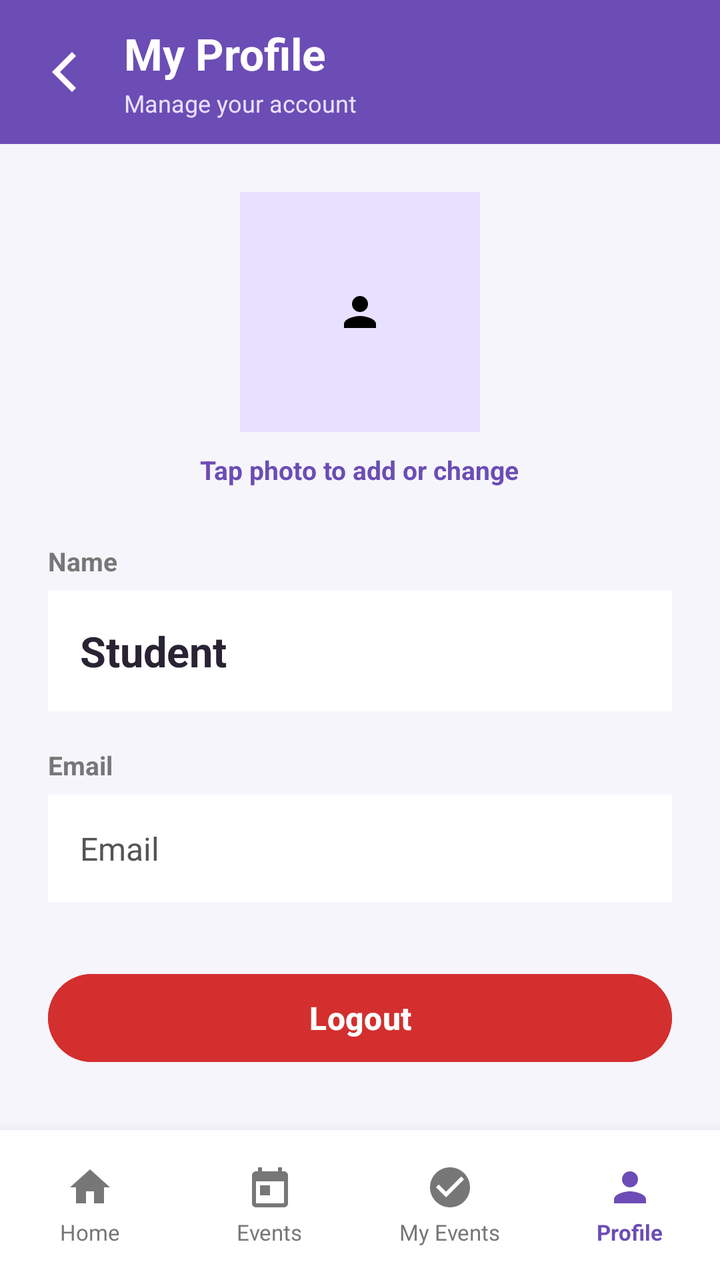
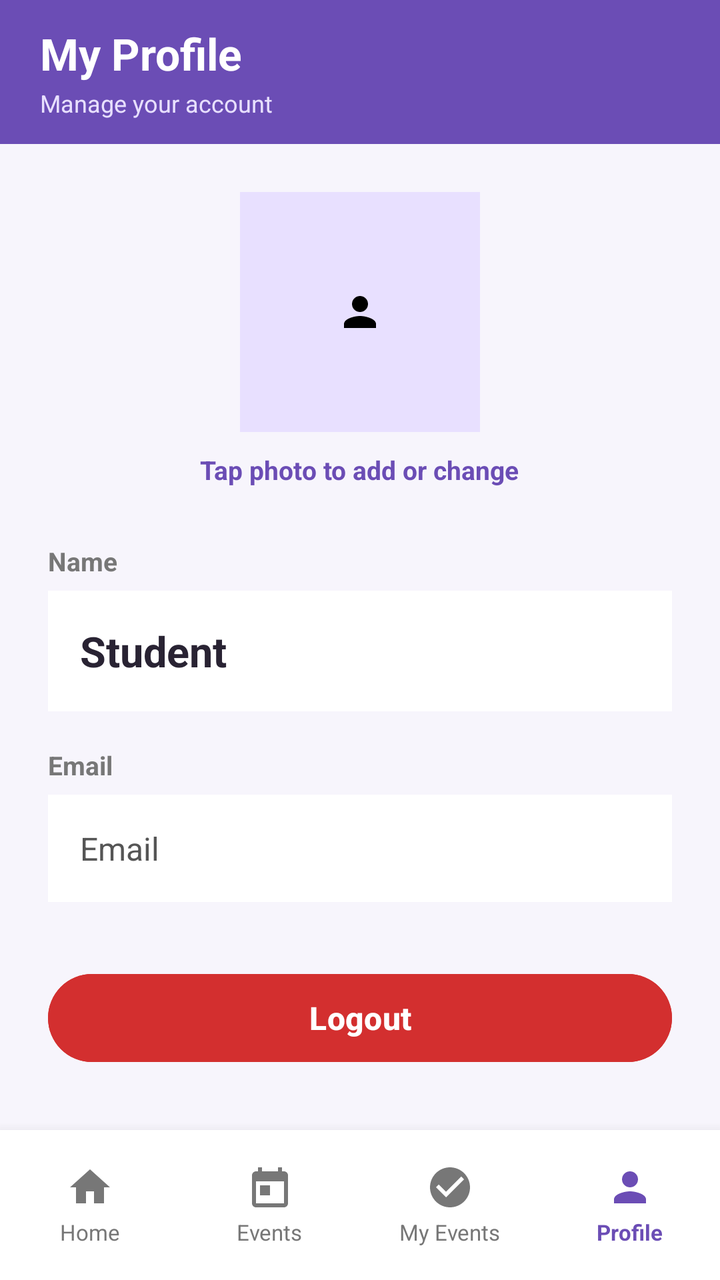

The first picture is an Android layout as it rendered before a commit; the second is the same layout after the commit. The layout source and the unified diff follow.
<!-- AndroidManifest.xml: application theme Theme.CollegeEventManagement -->
<!-- res/layout/activity_profile.xml -->
<?xml version="1.0" encoding="utf-8"?>
<LinearLayout
    xmlns:android="http://schemas.android.com/apk/res/android"
    xmlns:app="http://schemas.android.com/apk/res-auto"

    android:layout_width="match_parent"
    android:layout_height="match_parent"

    android:orientation="vertical"
    android:background="#F7F5FC">


    
    
    

    <LinearLayout
        android:layout_width="match_parent"
        android:layout_height="72dp"

        android:orientation="horizontal"
        android:gravity="center_vertical"

        android:background="#6B4DB5"

        android:paddingStart="8dp"
        android:paddingEnd="12dp">


        <ImageButton
            android:id="@+id/backButton"

            android:layout_width="48dp"
            android:layout_height="48dp"

            android:background="@android:color/transparent"

            android:src="@drawable/ic_arrow_back"

            app:tint="@android:color/white"

            android:contentDescription="Back"

            android:clickable="true"
            android:focusable="true"

            android:padding="10dp" />


        <LinearLayout
            android:layout_width="0dp"
            android:layout_height="wrap_content"

            android:layout_weight="1"

            android:orientation="vertical"

            android:paddingStart="6dp">


            <TextView
                android:layout_width="wrap_content"
                android:layout_height="wrap_content"

                android:text="My Profile"

                android:textColor="@android:color/white"

                android:textSize="22sp"

                android:textStyle="bold" />


            <TextView
                android:layout_width="wrap_content"
                android:layout_height="wrap_content"

                android:text="Manage your account"

                android:textColor="#E8E0FF"

                android:textSize="12sp"

                android:layout_marginTop="2dp" />

        </LinearLayout>

    </LinearLayout>


    
    
    

    <ScrollView
        android:layout_width="match_parent"

        android:layout_height="0dp"

        android:layout_weight="1"

        android:fillViewport="true">


        <LinearLayout
            android:layout_width="match_parent"
            android:layout_height="wrap_content"

            android:orientation="vertical"

            android:gravity="center_horizontal"

            android:padding="24dp">


            
            
            

            <ImageView
                android:id="@+id/profileImageView"

                android:layout_width="120dp"
                android:layout_height="120dp"

                android:layout_gravity="center_horizontal"

                android:src="@drawable/ic_person"

                android:scaleType="center"

                android:background="#E8E0FF"

                android:padding="25dp"

                android:clickable="true"
                android:focusable="true"

                android:contentDescription="Profile photo. Tap to add or change photo" />


            
            
            

            <TextView
                android:layout_width="wrap_content"
                android:layout_height="wrap_content"

                android:text="Tap photo to add or change"

                android:textSize="13sp"

                android:textColor="#6B4DB5"

                android:textStyle="bold"

                android:layout_marginTop="10dp" />


            
            
            

            <TextView
                android:layout_width="match_parent"
                android:layout_height="wrap_content"

                android:text="Name"

                android:textSize="13sp"

                android:textStyle="bold"

                android:textColor="#777777"

                android:layout_marginTop="28dp"

                android:layout_marginBottom="6dp" />


            
            
            

            <TextView
                android:id="@+id/profileNameTextView"

                android:layout_width="match_parent"
                android:layout_height="wrap_content"

                android:text="Student"

                android:textSize="21sp"

                android:textStyle="bold"

                android:textColor="#292333"

                android:padding="16dp"

                android:background="#FFFFFF" />


            
            
            

            <TextView
                android:layout_width="match_parent"
                android:layout_height="wrap_content"

                android:text="Email"

                android:textSize="13sp"

                android:textStyle="bold"

                android:textColor="#777777"

                android:layout_marginTop="18dp"

                android:layout_marginBottom="6dp" />


            
            
            

            <TextView
                android:id="@+id/profileEmailTextView"

                android:layout_width="match_parent"
                android:layout_height="wrap_content"

                android:text="Email"

                android:textSize="16sp"

                android:textColor="#555555"

                android:padding="16dp"

                android:background="#FFFFFF" />


            
            
            

            <Button
                android:id="@+id/logoutButton"

                android:layout_width="match_parent"
                android:layout_height="52dp"

                android:text="Logout"

                android:textAllCaps="false"

                android:textSize="16sp"

                android:textStyle="bold"

                android:textColor="@android:color/white"

                android:layout_marginTop="32dp"

                android:backgroundTint="#D32F2F" />

        </LinearLayout>

    </ScrollView>


    
    
    

    <LinearLayout
        android:id="@+id/studentBottomNavigation"

        android:layout_width="match_parent"
        android:layout_height="75dp"

        android:orientation="horizontal"

        android:gravity="center"

        android:background="@android:color/white"

        android:elevation="10dp"

        android:paddingTop="4dp"
        android:paddingBottom="4dp">


        

        <LinearLayout
            android:id="@+id/studentNavHome"

            android:layout_width="0dp"
            android:layout_height="match_parent"

            android:layout_weight="1"

            android:orientation="vertical"

            android:gravity="center"

            android:clickable="true"
            android:focusable="true">


            <ImageView
                android:layout_width="24dp"
                android:layout_height="24dp"

                android:src="@drawable/ic_home"

                android:contentDescription="Home"

                app:tint="#777777" />


            <TextView
                android:layout_width="wrap_content"
                android:layout_height="wrap_content"

                android:text="Home"

                android:textSize="11sp"

                android:textColor="#777777"

                android:layout_marginTop="3dp" />

        </LinearLayout>


        

        <LinearLayout
            android:id="@+id/studentNavEvents"

            android:layout_width="0dp"
            android:layout_height="match_parent"

            android:layout_weight="1"

            android:orientation="vertical"

            android:gravity="center"

            android:clickable="true"
            android:focusable="true">


            <ImageView
                android:layout_width="24dp"
                android:layout_height="24dp"

                android:src="@drawable/ic_event"

                android:contentDescription="Events"

                app:tint="#777777" />


            <TextView
                android:layout_width="wrap_content"
                android:layout_height="wrap_content"

                android:text="Events"

                android:textSize="11sp"

                android:textColor="#777777"

                android:layout_marginTop="3dp" />

        </LinearLayout>


        

        <LinearLayout
            android:id="@+id/studentNavMyEvents"

            android:layout_width="0dp"
            android:layout_height="match_parent"

            android:layout_weight="1"

            android:orientation="vertical"

            android:gravity="center"

            android:clickable="true"
            android:focusable="true">


            <ImageView
                android:layout_width="24dp"
                android:layout_height="24dp"

                android:src="@drawable/ic_confirmation"

                android:contentDescription="My Events"

                app:tint="#777777" />


            <TextView
                android:layout_width="wrap_content"
                android:layout_height="wrap_content"

                android:text="My Events"

                android:textSize="11sp"

                android:textColor="#777777"

                android:layout_marginTop="3dp" />

        </LinearLayout>


        

        <LinearLayout
            android:id="@+id/studentNavProfile"

            android:layout_width="0dp"
            android:layout_height="match_parent"

            android:layout_weight="1"

            android:orientation="vertical"

            android:gravity="center"

            android:clickable="true"
            android:focusable="true">


            <ImageView
                android:layout_width="24dp"
                android:layout_height="24dp"

                android:src="@drawable/ic_person"

                android:contentDescription="Profile"

                app:tint="#6B4DB5" />


            <TextView
                android:layout_width="wrap_content"
                android:layout_height="wrap_content"

                android:text="Profile"

                android:textSize="11sp"

                android:textColor="#6B4DB5"

                android:textStyle="bold"

                android:layout_marginTop="3dp" />

        </LinearLayout>

    </LinearLayout>


    
    
    

    <LinearLayout
        android:id="@+id/adminBottomNavigation"

        android:layout_width="match_parent"
        android:layout_height="75dp"

        android:orientation="horizontal"

        android:gravity="center"

        android:background="@android:color/white"

        android:elevation="10dp"

        android:paddingTop="4dp"
        android:paddingBottom="4dp"

        android:visibility="gone">


        

        <LinearLayout
            android:id="@+id/adminNavHome"

            android:layout_width="0dp"
            android:layout_height="match_parent"

            android:layout_weight="1"

            android:orientation="vertical"

            android:gravity="center"

            android:clickable="true"
            android:focusable="true">


            <ImageView
                android:layout_width="24dp"
                android:layout_height="24dp"

                android:src="@drawable/ic_home"

                android:contentDescription="Home"

                app:tint="#777777" />


            <TextView
                android:layout_width="wrap_content"
                android:layout_height="wrap_content"

                android:text="Home"

                android:textSize="11sp"

                android:textColor="#777777"

                android:layout_marginTop="3dp" />

        </LinearLayout>


        

        <LinearLayout
            android:id="@+id/adminNavEvents"

            android:layout_width="0dp"
            android:layout_height="match_parent"

            android:layout_weight="1"

            android:orientation="vertical"

            android:gravity="center"

            android:clickable="true"
            android:focusable="true">


            <ImageView
                android:layout_width="24dp"
                android:layout_height="24dp"

                android:src="@drawable/ic_event"

                android:contentDescription="Events"

                app:tint="#777777" />


            <TextView
                android:layout_width="wrap_content"
                android:layout_height="wrap_content"

                android:text="Events"

                android:textSize="11sp"

                android:textColor="#777777"

                android:layout_marginTop="3dp" />

        </LinearLayout>


        

        <LinearLayout
            android:id="@+id/adminNavRegistrations"

            android:layout_width="0dp"
            android:layout_height="match_parent"

            android:layout_weight="1"

            android:orientation="vertical"

            android:gravity="center"

            android:clickable="true"
            android:focusable="true">


            <ImageView
                android:layout_width="24dp"
                android:layout_height="24dp"

                android:src="@drawable/ic_people"

                android:contentDescription="Registrations"

                app:tint="#777777" />


            <TextView
                android:layout_width="wrap_content"
                android:layout_height="wrap_content"

                android:text="Registrations"

                android:textSize="11sp"

                android:textColor="#777777"

                android:layout_marginTop="3dp" />

        </LinearLayout>


        

        <LinearLayout
            android:id="@+id/adminNavProfile"

            android:layout_width="0dp"
            android:layout_height="match_parent"

            android:layout_weight="1"

            android:orientation="vertical"

            android:gravity="center"

            android:clickable="true"
            android:focusable="true">


            <ImageView
                android:layout_width="24dp"
                android:layout_height="24dp"

                android:src="@drawable/ic_person"

                android:contentDescription="Profile"

                app:tint="#6B4DB5" />


            <TextView
                android:layout_width="wrap_content"
                android:layout_height="wrap_content"

                android:text="Profile"

                android:textSize="11sp"

                android:textColor="#6B4DB5"

                android:textStyle="bold"

                android:layout_marginTop="3dp" />

        </LinearLayout>

    </LinearLayout>

</LinearLayout>
<!-- resources referenced by this layout -->
<resources>
  <!-- drawable ic_arrow_back (drawable) -->
  <?xml version="1.0" encoding="utf-8"?>
  <vector xmlns:android="http://schemas.android.com/apk/res/android"
      android:width="32dp"
      android:height="32dp"
      android:viewportWidth="32"
      android:viewportHeight="32">
  
      <path
          android:fillColor="#FFFFFF"
          android:pathData="M20,6 L10,16 L20,26 L22,24 L14,16 L22,8 Z" />
  
  </vector>
  <!-- drawable ic_confirmation (drawable) -->
  <?xml version="1.0" encoding="utf-8"?>
  <vector xmlns:android="http://schemas.android.com/apk/res/android"
      android:width="24dp"
      android:height="24dp"
      android:viewportWidth="24"
      android:viewportHeight="24">
  
      <path
          android:fillColor="#FFFFFFFF"
          android:pathData="M12,2C6.48,2 2,6.48 2,12s4.48,10 10,10 10,-4.48 10,-10S17.52,2 12,2zM10,17l-5,-5 1.41,-1.41L10,14.17l7.59,-7.59L19,8l-9,9z" />
  
  </vector>
  <!-- drawable ic_event (drawable) -->
  <?xml version="1.0" encoding="utf-8"?>
  <vector xmlns:android="http://schemas.android.com/apk/res/android"
      android:width="24dp"
      android:height="24dp"
      android:viewportWidth="24"
      android:viewportHeight="24">
  
      <path
          android:fillColor="#FFFFFFFF"
          android:pathData="M19,4h-1V2h-2v2H8V2H6v2H5c-1.1,0 -2,0.9 -2,2v14c0,1.1 0.9,2 2,2h14c1.1,0 2,-0.9 2,-2V6c0,-1.1 -0.9,-2 -2,-2zM19,20H5V9h14v11zM7,11h5v5H7z" />
  
  </vector>
  <!-- drawable ic_home (drawable) -->
  <?xml version="1.0" encoding="utf-8"?>
  <vector xmlns:android="http://schemas.android.com/apk/res/android"
      android:width="24dp"
      android:height="24dp"
      android:viewportWidth="24"
      android:viewportHeight="24">
  
      <path
          android:fillColor="#FF000000"
          android:pathData="M10,20v-6h4v6h5v-8h3L12,3 2,12h3v8z" />
  
  </vector>
  <!-- drawable ic_people (drawable) -->
  <?xml version="1.0" encoding="utf-8"?>
  <vector xmlns:android="http://schemas.android.com/apk/res/android"
      android:width="24dp"
      android:height="24dp"
      android:viewportWidth="24"
      android:viewportHeight="24">
  
      <path
          android:fillColor="#6F4BB8"
          android:pathData="M16,11c1.66,0 2.99,-1.34 2.99,-3S17.66,5 16,5c-1.66,0 -3,1.34 -3,3s1.34,3 3,3zM8,11c1.66,0 2.99,-1.34 2.99,-3S9.66,5 8,5C6.34,5 5,6.34 5,8s1.34,3 3,3zM8,13c-2.33,0 -7,1.17 -7,3.5V19h14v-2.5C15,14.17 10.33,13 8,13zM16,13c-0.29,0 -0.62,0.02 -0.97,0.05 1.16,0.84 1.97,1.94 1.97,3.45V19h6v-2.5C23,14.17 18.33,13 16,13z" />
  </vector>
  <!-- drawable ic_person (drawable) -->
  <?xml version="1.0" encoding="utf-8"?>
  <vector xmlns:android="http://schemas.android.com/apk/res/android"
      android:width="24dp"
      android:height="24dp"
      android:viewportWidth="24"
      android:viewportHeight="24">
  
      <path
          android:fillColor="#FF000000"
          android:pathData="M12,12c2.21,0 4,-1.79 4,-4s-1.79,-4 -4,-4 -4,1.79 -4,4 1.79,4 4,4zM12,14c-2.67,0 -8,1.34 -8,4v2h16v-2c0,-2.66 -5.33,-4 -8,-4z" />
  
  </vector>
  <style name="Theme.CollegeEventManagement" parent="Base.Theme.CollegeEventManagement" />
  <style name="Base.Theme.CollegeEventManagement" parent="Theme.Material3.DayNight.NoActionBar">
          
          
      </style>
</resources>

<!-- the commit's change to res/layout/activity_profile.xml (unified diff, before → after) -->
@@ -9,7 +9,6 @@
     android:orientation="vertical"
     android:background="#F7F5FC">
 
-
     
     
     
@@ -23,40 +22,16 @@
 
         android:background="#6B4DB5"
 
-        android:paddingStart="8dp"
+        android:paddingStart="20dp"
         android:paddingEnd="12dp">
 
-
-        <ImageButton
-            android:id="@+id/backButton"
-
-            android:layout_width="48dp"
-            android:layout_height="48dp"
-
-            android:background="@android:color/transparent"
-
-            android:src="@drawable/ic_arrow_back"
-
-            app:tint="@android:color/white"
-
-            android:contentDescription="Back"
-
-            android:clickable="true"
-            android:focusable="true"
-
-            android:padding="10dp" />
-
-
         <LinearLayout
             android:layout_width="0dp"
             android:layout_height="wrap_content"
 
             android:layout_weight="1"
 
-            android:orientation="vertical"
-
-            android:paddingStart="6dp">
-
+            android:orientation="vertical">
 
             <TextView
                 android:layout_width="wrap_content"
@@ -86,8 +61,6 @@
         </LinearLayout>
 
     </LinearLayout>
-
-
     
     
     
<!-- resource entries referenced after the edit -->
@@ -1,18 +1,5 @@
 <!-- resources referenced by this layout -->
 <resources>
-  <!-- drawable ic_arrow_back (drawable) -->
-  <?xml version="1.0" encoding="utf-8"?>
-  <vector xmlns:android="http://schemas.android.com/apk/res/android"
-      android:width="32dp"
-      android:height="32dp"
-      android:viewportWidth="32"
-      android:viewportHeight="32">
-  
-      <path
-          android:fillColor="#FFFFFF"
-          android:pathData="M20,6 L10,16 L20,26 L22,24 L14,16 L22,8 Z" />
-  
-  </vector>
   <!-- drawable ic_confirmation (drawable) -->
   <?xml version="1.0" encoding="utf-8"?>
   <vector xmlns:android="http://schemas.android.com/apk/res/android"
